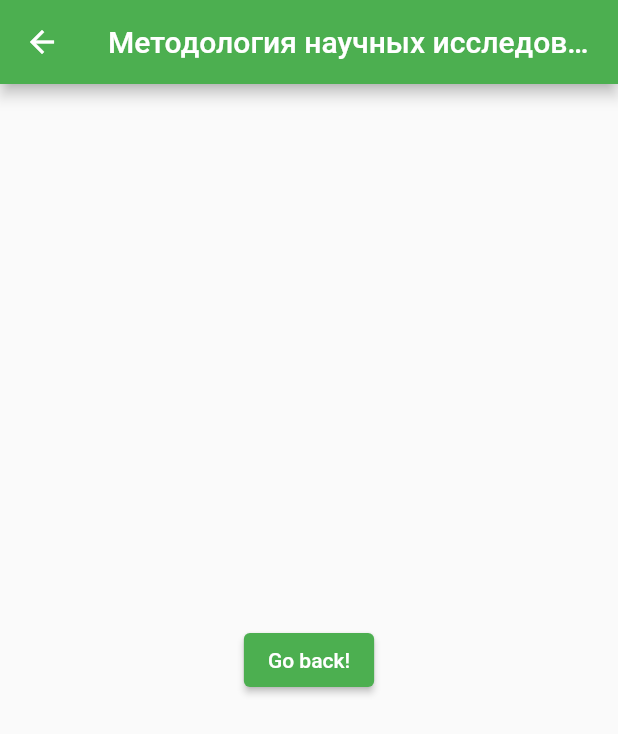
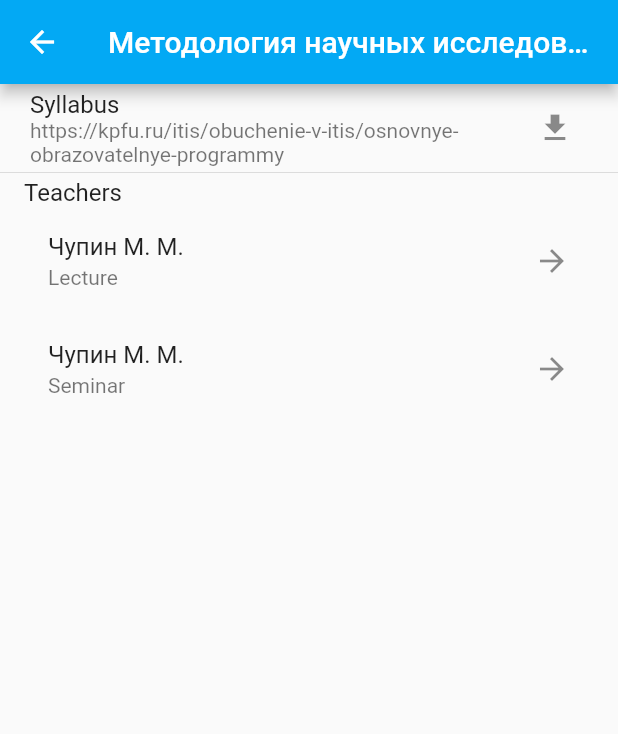
Before and after one commit to flisoch/semester-calc-flutter, a Flutter app: the SubjectsScreen widget shown alone on an empty page, opened directly, after a tap on "Методология научных исследований", on a phone screen of 412 x 824 dp. Shown: the top 734 px of the screen. Run offline on Flutter 3.47's test engine with Material 2 defaults, Android fonts, the phone set to English and light mode, and no system bars; our stand-ins replace fl_chart, flutter_redux, percent_indicator, redux.

Commit message:
add subject screen (2/5 fields)

```diff
--- /dev/null
+++ b/lib/models/calendar_event.dart
@@ -0,0 +1,16 @@
+class CalendarEvent extends Object {
+  num id;
+  String weekDay; //"TUESDAY",
+  String startTime; //"2020-09-08T08:30:00",
+  String endTime; // "2020-09-08T10:00:00",
+  num repeatsNumber;
+
+  CalendarEvent({
+    this.id = -1,
+    this.weekDay = "",
+    this.startTime = "",
+    this.endTime = "",
+    this.repeatsNumber = -1,
+  }); //9,
+
+}
--- /dev/null
+++ b/lib/models/class.dart
@@ -0,0 +1,13 @@
+import 'package:semester_calc_flutter/models/teacher.dart';
+
+import 'calendar_event.dart';
+
+class Class extends Object {
+  Teacher teacher;
+  CalendarEvent calendarEvent;
+
+  Class({
+    this.teacher,
+    this.calendarEvent,
+  });
+}
--- a/lib/models/subject.dart
+++ b/lib/models/subject.dart
@@ -1,16 +1,48 @@
+import 'package:semester_calc_flutter/models/calendar_event.dart';
+import 'package:semester_calc_flutter/models/class.dart';
+import 'package:semester_calc_flutter/models/teacher.dart';
+
 import 'credit_type.dart';
 
 class Subject extends Object {
   String name;
   bool elective;
   List<Subject> electives;
+  List<Class> classes;
   CreditType creditType;
+  String syllabusLink;
 
   Subject({
     this.name,
     this.elective = false,
     this.electives = const [],
+    this.classes = const [],
     this.creditType = CreditType.CREDIT,
+    this.syllabusLink = "https://kpfu.ru/itis/obuchenie-v-itis/osnovnye-obrazovatelnye-programmy",
   });
 
+  factory Subject.fullDummy() {
+    Teacher teacher = Teacher(
+        id: 30,
+        lastName: "Чупин",
+        name: "М.",
+        middleName: "М.",
+        kpfuLink: "https://kpfu.ru/student/MMChupin");
+    CalendarEvent calendarEvent1 = CalendarEvent(
+        weekDay: 'FRIDAY',
+        startTime: '2021-02-13T15:40:00',
+        endTime: '2021-02-13T17:10:00');
+    CalendarEvent calendarEvent2 = CalendarEvent(
+        weekDay: 'FRIDAY',
+        startTime: '2021-02-13T15:40:00',
+        endTime: '2021-02-13T17:10:00');
+    Class lecture = Class(teacher: teacher, calendarEvent: calendarEvent1);
+    Class seminar = Class(teacher: teacher, calendarEvent: calendarEvent2);
+    List<Class> classes = [lecture, seminar];
+    return Subject(
+        name: "Интернет вещей",
+        creditType: CreditType.EXAM,
+        classes: classes,
+        syllabusLink: "https://kpfu.ru/pdf/portal/oop/179283.pdf");
+  }
 }
--- /dev/null
+++ b/lib/models/teacher.dart
@@ -0,0 +1,22 @@
+class Teacher extends Object {
+  num id;
+  String name;
+  String middleName;
+  String lastName;
+  String kpfuLink;
+
+  factory Teacher.dummy() => Teacher(
+      id: 30,
+      lastName: "Чупин",
+      name: "М.",
+      middleName: "М.",
+      kpfuLink: "https://kpfu.ru/student/MMChupin");
+
+  Teacher({
+    this.id = -1,
+    this.name = "",
+    this.middleName = "",
+    this.lastName = "",
+    this.kpfuLink = "",
+  });
+}
--- a/lib/screens/subject_screen.dart
+++ b/lib/screens/subject_screen.dart
@@ -1,5 +1,8 @@
 import 'package:flutter/material.dart';
+import 'package:semester_calc_flutter/models/credit_type.dart';
 import 'package:semester_calc_flutter/models/subject.dart';
+import 'package:semester_calc_flutter/models/teacher.dart';
+import 'package:url_launcher/url_launcher.dart';
 
 class SubjectScreen extends StatefulWidget {
   Subject subject;
@@ -13,20 +16,95 @@ class SubjectScreen extends StatefulWidget {
 }
 
 class SubjectWidgetState extends State<SubjectScreen> {
+  Future<void> _launchInBrowser(String url) async {
+    if (await canLaunch(url)) {
+      await launch(
+        url,
+        forceSafariVC: false,
+        forceWebView: false,
+        // headers: <String, String>{'my_header_key': 'my_header_value'},
+      );
+    } else {
+      throw 'Could not launch $url';
+    }
+  }
+
   @override
   Widget build(BuildContext context) {
+    Subject subject = this.widget.subject;
+
     return Scaffold(
       appBar: AppBar(
-        title: Text("${this.widget.subject.name}"),
+        backgroundColor: subject.creditType == CreditType.CREDIT
+            ? Colors.lightBlue
+            : Colors.green,
+        title: Text("${subject.name}"),
       ),
-      body: Center(
-        child: ElevatedButton(
-          onPressed: () {
-            // Navigate back to first route when tapped.
-          },
-          child: Text('Go back!'),
-        ),
+      body: ListView(
+        children: ListTile.divideTiles(
+          context: context,
+          tiles: [
+            ListTile(
+              contentPadding: EdgeInsets.only(left: 20, right: 30),
+              title: Text('Syllabus'),
+              subtitle: Text('${subject.syllabusLink}'),
+              trailing: Icon(Icons.file_download),
+              onTap: () => _launchInBrowser('${subject.syllabusLink}'),
+            ),
+            ListTile(
+              title: Text('Teachers'),
+              subtitle: sameTeachers(subject)
+                  ? _buildTeachers(subject, 1)
+                  : _buildTeachers(subject, 2),
+            ),
+          ],
+        ).toList(),
       ),
     );
   }
+
+  sameTeachers(Subject subject) {
+    Teacher teacher1 = subject.classes.isNotEmpty
+        ? subject.classes[0].teacher
+        : Teacher.dummy();
+    Teacher teacher2 =
+        subject.classes.isNotEmpty ? subject.classes[1].teacher : Teacher();
+    return teacher1 == teacher2;
+  }
+
+  _buildTeachers(Subject subject, num count) {
+    if (count == 1) {
+      Teacher teacher = subject.classes[0].teacher;
+      return ListTile(
+        title:
+            Text('${teacher.lastName} ${teacher.name} ${teacher.middleName}'),
+        subtitle: Text('Lecture & Seminar'),
+        trailing: Icon(Icons.arrow_forward),
+        onTap: () => _launchInBrowser('${teacher.kpfuLink}'),
+      );
+    } else {
+      Teacher teacher1 = subject.classes.isNotEmpty
+          ? subject.classes[0].teacher
+          : Teacher.dummy();
+      Teacher teacher2 = subject.classes.isNotEmpty
+          ? subject.classes[1].teacher
+          : Teacher.dummy();
+      return Column(children: [
+        ListTile(
+          title: Text(
+              '${teacher1.lastName} ${teacher1.name} ${teacher1.middleName}'),
+          subtitle: Text('Lecture'),
+          trailing: Icon(Icons.arrow_forward),
+          onTap: () => _launchInBrowser('${teacher1.kpfuLink}'),
+        ),
+        ListTile(
+          title: Text(
+              '${teacher2.lastName} ${teacher2.name} ${teacher2.middleName}'),
+          subtitle: Text('Seminar'),
+          trailing: Icon(Icons.arrow_forward),
+          onTap: () => _launchInBrowser('${teacher1.kpfuLink}'),
+        )
+      ]);
+    }
+  }
 }
--- a/lib/screens/subjects_screen.dart
+++ b/lib/screens/subjects_screen.dart
@@ -17,8 +17,8 @@ class _SubjectsWidgetState extends State<SubjectsScreen> {
         creditType: CreditType.EXAM,
         elective: true,
         electives: [
-          Subject(name: 'Интернет вещей'),
-          Subject(name: 'Проектирование человеко-машинных интерфейсов'),
+          Subject.fullDummy(),
+          Subject(name: 'Проектирование человеко-машинных интерфейсов', creditType: CreditType.EXAM),
         ]),
     Subject(name: 'Методология научных исследований'),
     Subject(name: 'основы информационного поиска')
--- a/pubspec.yaml
+++ b/pubspec.yaml
@@ -31,6 +31,7 @@ dependencies:
   redux_logging: 0.4.0
   fl_chart: ^0.12.2
   percent_indicator: ^2.1.9+1
+  url_launcher: ^5.7.10
 
 
   # The following adds the Cupertino Icons font to your application.
```
Also changed, not shown: pubspec.lock.
